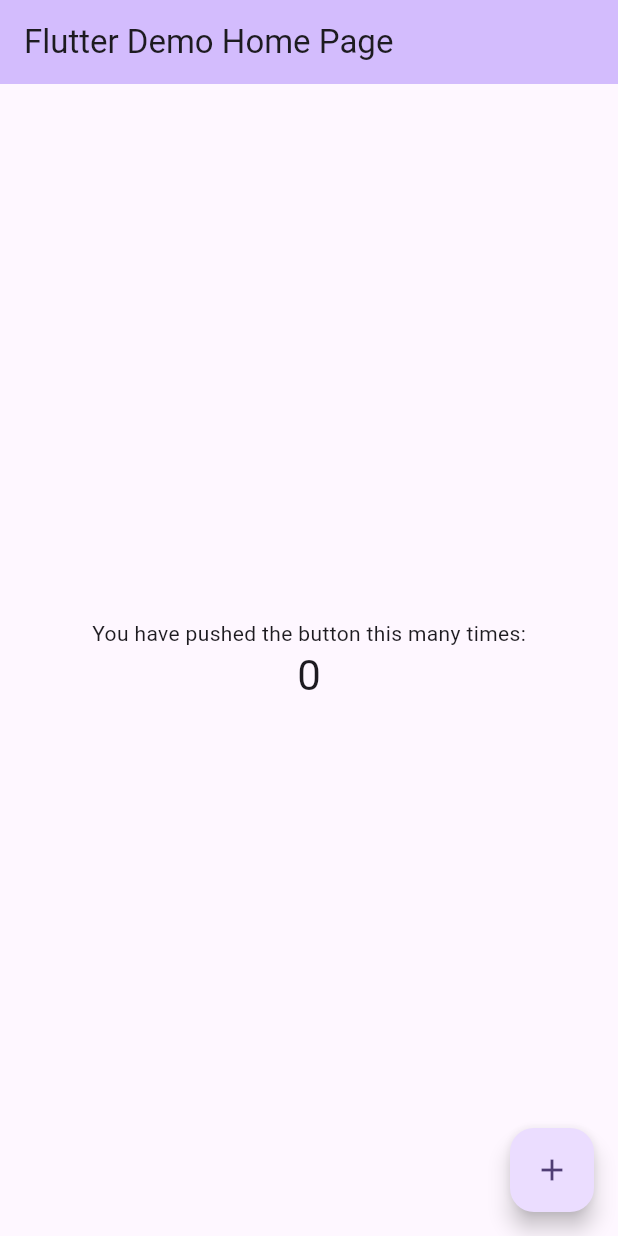
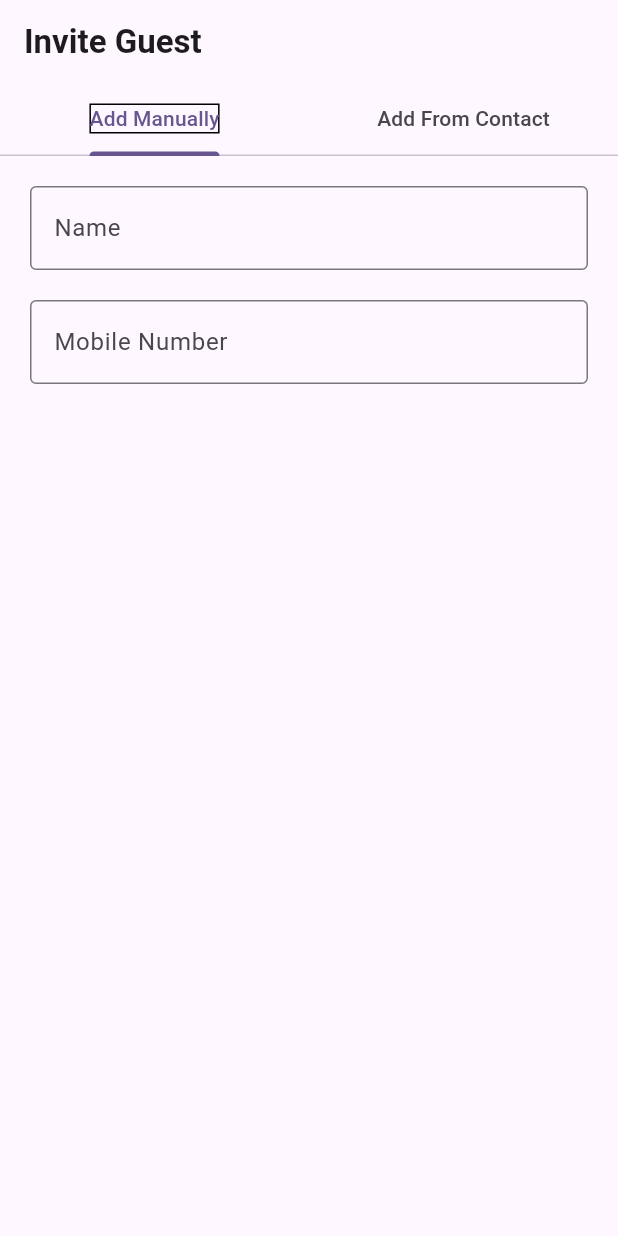
Before and after one commit to bipin24746/DayoneContacts, a Flutter app: the screen it shows after launch, on a phone screen of 412 x 824 dp. Run offline on Flutter 3.47's test engine with Material 3 defaults, Android fonts, the phone set to English and light mode, and no system bars.

Commit message:
project doing

```diff
--- a/lib/main.dart
+++ b/lib/main.dart
@@ -1,4 +1,7 @@
+import 'package:dayonecontacts/pages/HomePage.dart';
 import 'package:flutter/material.dart';
+
+import 'pages/addManually.dart';
 
 void main() {
   runApp(const MyApp());
@@ -17,76 +20,7 @@ class MyApp extends StatelessWidget {
         colorScheme: ColorScheme.fromSeed(seedColor: Colors.deepPurple),
         useMaterial3: true,
       ),
-      home: const MyHomePage(title: 'Flutter Demo Home Page'),
+      home: const Homepage(),
     );
   }
 }
-
-class MyHomePage extends StatefulWidget {
-  const MyHomePage({super.key, required this.title});
-
-
-  final String title;
-
-  @override
-  State<MyHomePage> createState() => _MyHomePageState();
-}
-
-class _MyHomePageState extends State<MyHomePage> {
-  int _counter = 0;
-
-  void _incrementCounter() {
-    setState(() {
-
-      _counter++;
-    });
-  }
-
-  @override
-  Widget build(BuildContext context) {
-
-    return Scaffold(
-      appBar: AppBar(
-
-        backgroundColor: Theme.of(context).colorScheme.inversePrimary,
-        // Here we take the value from the MyHomePage object that was created by
-        // the App.build method, and use it to set our appbar title.
-        title: Text(widget.title),
-      ),
-      body: Center(
-        // Center is a layout widget. It takes a single child and positions it
-        // in the middle of the parent.
-        child: Column(
-          // Column is also a layout widget. It takes a list of children and
-          // arranges them vertically. By default, it sizes itself to fit its
-          // children horizontally, and tries to be as tall as its parent.
-          //
-          // Column has various properties to control how it sizes itself and
-          // how it positions its children. Here we use mainAxisAlignment to
-          // center the children vertically; the main axis here is the vertical
-          // axis because Columns are vertical (the cross axis would be
-          // horizontal).
-          //
-          // TRY THIS: Invoke "debug painting" (choose the "Toggle Debug Paint"
-          // action in the IDE, or press "p" in the console), to see the
-          // wireframe for each widget.
-          mainAxisAlignment: MainAxisAlignment.center,
-          children: <Widget>[
-            const Text(
-              'You have pushed the button this many times:',
-            ),
-            Text(
-              '$_counter',
-              style: Theme.of(context).textTheme.headlineMedium,
-            ),
-          ],
-        ),
-      ),
-      floatingActionButton: FloatingActionButton(
-        onPressed: _incrementCounter,
-        tooltip: 'Increment',
-        child: const Icon(Icons.add),
-      ), // This trailing comma makes auto-formatting nicer for build methods.
-    );
-  }
-}
--- /dev/null
+++ b/lib/pages/HomePage.dart
@@ -0,0 +1,65 @@
+import 'package:dayonecontacts/pages/addFromContact.dart';
+import 'package:dayonecontacts/pages/addManually.dart';
+import 'package:flutter/material.dart';
+
+class Homepage extends StatelessWidget {
+  const Homepage({super.key});
+
+  @override
+  Widget build(BuildContext context) {
+    return DefaultTabController(
+      length: 2,
+      child: Scaffold(
+          appBar: AppBar(
+              title: Text(
+                "Invite Guest",
+                style: TextStyle(fontWeight: FontWeight.bold),
+              ),
+              bottom: TabBar(tabs: [
+                Tab(
+                  child: DecoratedBox(decoration: BoxDecoration(border: Border.all()),child: Text("Add Manually"),),
+
+                ),
+                Tab(
+                  text: "Add From Contact",
+                )
+              ])),
+          body: TabBarView(children: [
+            Center(
+                child:
+              Addmanually(),
+            ),
+            Center(child: AddFromContact(),)
+          ])),
+    );
+  }
+}
+
+// Row(
+//   children: [
+//     Row(
+//       children: [
+//         SizedBox(
+//           width: MediaQuery.of(context).size.width / 2,
+//           height: 50,
+//           child: DecoratedBox(decoration: BoxDecoration(border: Border.all()),child: Center(
+//             child: Text("Add Manually",style: TextStyle(fontWeight: FontWeight.bold),),
+//           ) ,),
+//         )
+//
+//       ],
+//     ),
+//     Row(
+//       children: [
+//         SizedBox(
+//           width: MediaQuery.of(context).size.width / 2,
+//           height: 50,
+//           child: DecoratedBox(decoration: BoxDecoration(border: Border.all()),child: Center(
+//             child: Text("Add From Contact",style: TextStyle(fontWeight: FontWeight.bold),),
+//           ),),
+//         )
+//
+//       ],
+//     )
+//   ],
+// ),
--- /dev/null
+++ b/lib/pages/addFromContact.dart
@@ -0,0 +1,15 @@
+import 'package:flutter/material.dart';
+
+class AddFromContact extends StatefulWidget {
+  const AddFromContact({super.key});
+
+  @override
+  State<AddFromContact> createState() => _AddFromContactState();
+}
+
+class _AddFromContactState extends State<AddFromContact> {
+  @override
+  Widget build(BuildContext context) {
+    return const Placeholder();
+  }
+}
--- /dev/null
+++ b/lib/pages/addManually.dart
@@ -0,0 +1,45 @@
+import 'package:flutter/material.dart';
+
+class Addmanually extends StatefulWidget {
+  const Addmanually({super.key});
+
+  @override
+  State<Addmanually> createState() => _AddmanuallyState();
+}
+
+class _AddmanuallyState extends State<Addmanually> {
+  @override
+  Widget build(BuildContext context) {
+    return Container(
+      child: Column(
+        children: [
+
+          Padding(
+            padding: const EdgeInsets.only(top: 20,right: 20,left: 20),
+            child: TextFormField(
+              decoration: InputDecoration(
+                hintText: "Name",
+                border: OutlineInputBorder(),
+              ),
+            ),
+          ),
+
+          Padding(
+            padding: const EdgeInsets.only(top: 20,left: 20,right: 20),
+            child: TextFormField(
+              decoration: InputDecoration(
+            hintText: "Mobile Number",
+
+                border: OutlineInputBorder(),
+
+              ),keyboardType: TextInputType.number,
+            ),
+          ),
+          SizedBox(height: 20,),
+
+        ],
+      )
+
+    );
+  }
+}
--- a/pubspec.yaml
+++ b/pubspec.yaml
@@ -34,6 +34,7 @@ dependencies:
   # The following adds the Cupertino Icons font to your application.
   # Use with the CupertinoIcons class for iOS style icons.
   cupertino_icons: ^1.0.8
+  buttons_tabbar: ^1.3.15
 
 dev_dependencies:
   flutter_test:
```
Also changed, not shown: pubspec.lock.
